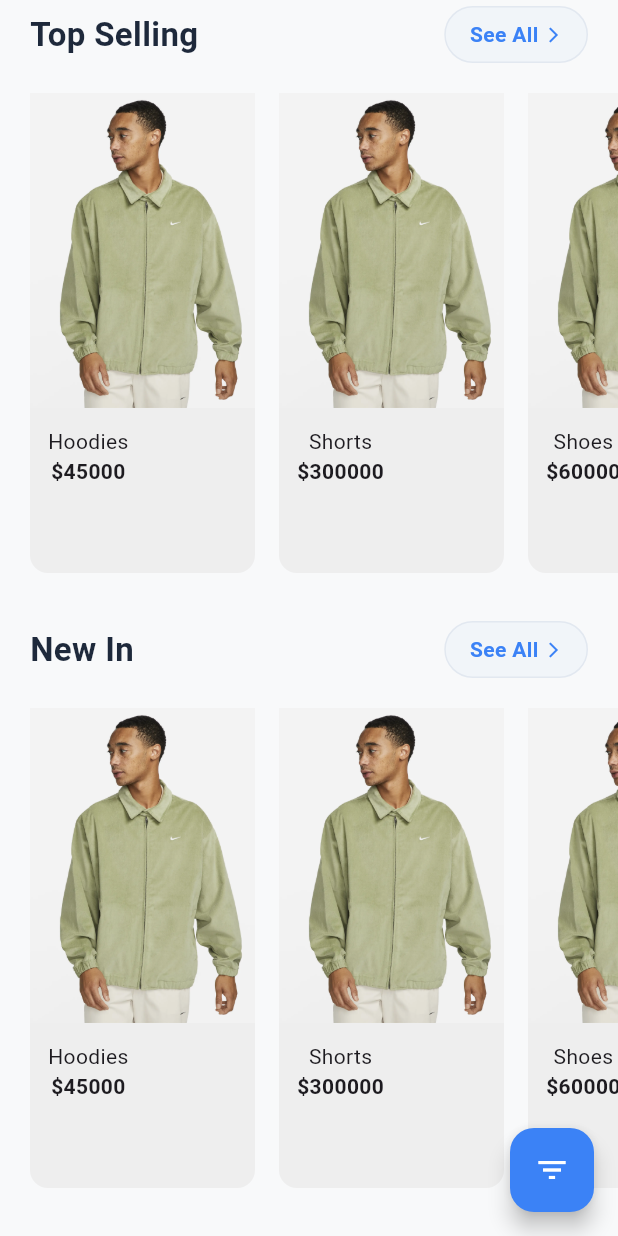
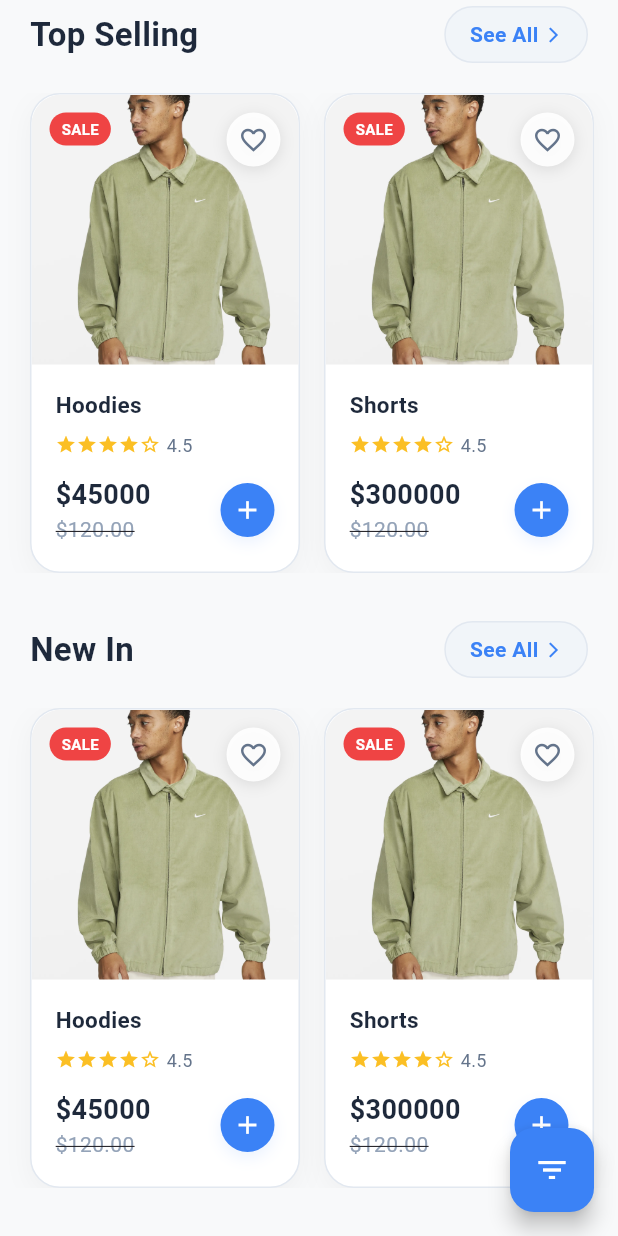
Before and after one commit to rijanThapa/flutter, a Flutter app: the Homepage screen opened directly, scrolled down 546 dp, on a phone screen of 412 x 824 dp. Run offline on Flutter 3.47's test engine with Material 3 defaults, Android fonts, the phone set to English and light mode, and no system bars; our stand-ins replace dio; network calls fail.

Commit message:
feat: provider

```diff
--- a/lib/widgets/product_card.dart
+++ b/lib/widgets/product_card.dart
@@ -1,6 +1,5 @@
 import 'package:flutter/material.dart';
 import 'package:flutter_application_1/models/product.model.dart';
-
 
 class ProductCard extends StatelessWidget {
   final ProductModel product;
@@ -10,33 +9,179 @@ class ProductCard extends StatelessWidget {
   @override
   Widget build(BuildContext context) {
     return Container(
-      height: 280,
-      width: 150,
+      width: 180,
       decoration: BoxDecoration(
-        color: Colors.grey.shade200,
-        borderRadius: BorderRadius.circular(12),
+        color: Colors.white,
+        borderRadius: BorderRadius.circular(20),
+        boxShadow: const [
+          BoxShadow(
+            color: Color(0x0A000000),
+            blurRadius: 15,
+            offset: Offset(0, 5),
+          ),
+        ],
+        border: Border.all(color: const Color(0xFFE2E8F0), width: 1),
       ),
       child: Column(
         crossAxisAlignment: CrossAxisAlignment.start,
         children: [
-          Image.asset(product.image, fit: BoxFit.cover, height: 210),
+          // Product Image with Favorite Button
+          Stack(
+            children: [
+              Container(
+                height: 180,
+                width: double.infinity,
+                decoration: const BoxDecoration(
+                  borderRadius: BorderRadius.only(
+                    topLeft: Radius.circular(20),
+                    topRight: Radius.circular(20),
+                  ),
+                ),
+                child: ClipRRect(
+                  borderRadius: const BorderRadius.only(
+                    topLeft: Radius.circular(20),
+                    topRight: Radius.circular(20),
+                  ),
+                  child: Image.asset(product.image, fit: BoxFit.cover),
+                ),
+              ),
+              // Favorite Button
+              Positioned(
+                top: 12,
+                right: 12,
+                child: Container(
+                  width: 36,
+                  height: 36,
+                  decoration: BoxDecoration(
+                    color: Colors.white.withOpacity(0.9),
+                    borderRadius: BorderRadius.circular(18),
+                    boxShadow: const [
+                      BoxShadow(
+                        color: Color(0x1A000000),
+                        blurRadius: 8,
+                        offset: Offset(0, 2),
+                      ),
+                    ],
+                  ),
+                  child: const Icon(
+                    Icons.favorite_outline,
+                    color: Color(0xFF64748B),
+                    size: 20,
+                  ),
+                ),
+              ),
+              // Sale Badge (optional)
+              Positioned(
+                top: 12,
+                left: 12,
+                child: Container(
+                  padding: const EdgeInsets.symmetric(
+                    horizontal: 8,
+                    vertical: 4,
+                  ),
+                  decoration: BoxDecoration(
+                    color: const Color(0xFFEF4444),
+                    borderRadius: BorderRadius.circular(12),
+                  ),
+                  child: const Text(
+                    "SALE",
+                    style: TextStyle(
+                      color: Colors.white,
+                      fontSize: 10,
+                      fontWeight: FontWeight.w700,
+                    ),
+                  ),
+                ),
+              ),
+            ],
+          ),
+
+          // Product Details
           Padding(
-            padding: const EdgeInsets.all(12.0),
+            padding: const EdgeInsets.all(16.0),
             child: Column(
+              crossAxisAlignment: CrossAxisAlignment.start,
               children: [
                 Text(
                   product.label,
                   style: const TextStyle(
-                    fontSize: 14,
-                    fontWeight: FontWeight.w400,
+                    fontSize: 15,
+                    fontWeight: FontWeight.w600,
+                    color: Color(0xFF1E293B),
                   ),
+                  maxLines: 2,
+                  overflow: TextOverflow.ellipsis,
                 ),
-                Text(
-                  product.price,
-                  style: const TextStyle(
-                    fontSize: 14,
-                    fontWeight: FontWeight.w700,
-                  ),
+                const SizedBox(height: 8),
+
+                // Rating Stars
+                Row(
+                  children: [
+                    ...List.generate(
+                      5,
+                      (index) => Icon(
+                        index < 4 ? Icons.star : Icons.star_outline,
+                        color: const Color(0xFFFBBF24),
+                        size: 14,
+                      ),
+                    ),
+                    const SizedBox(width: 4),
+                    const Text(
+                      "4.5",
+                      style: TextStyle(fontSize: 12, color: Color(0xFF64748B)),
+                    ),
+                  ],
+                ),
+
+                const SizedBox(height: 12),
+
+                // Price Row
+                Row(
+                  mainAxisAlignment: MainAxisAlignment.spaceBetween,
+                  children: [
+                    Column(
+                      crossAxisAlignment: CrossAxisAlignment.start,
+                      children: [
+                        Text(
+                          product.price,
+                          style: const TextStyle(
+                            fontSize: 18,
+                            fontWeight: FontWeight.w700,
+                            color: Color(0xFF1E293B),
+                          ),
+                        ),
+                        const Text(
+                          "\$120.00",
+                          style: TextStyle(
+                            fontSize: 14,
+                            fontWeight: FontWeight.w400,
+                            color: Color(0xFF94A3B8),
+                            decoration: TextDecoration.lineThrough,
+                          ),
+                        ),
+                      ],
+                    ),
+                    Container(
+                      width: 36,
+                      height: 36,
+                      decoration: BoxDecoration(
+                        color: const Color(0xFF3B82F6),
+                        borderRadius: BorderRadius.circular(18),
+                        boxShadow: const [
+                          BoxShadow(
+                            color: Color(0x1A3B82F6),
+                            blurRadius: 8,
+                            offset: Offset(0, 4),
+                          ),
+                        ],
+                      ),
+                      child: const Icon(
+                        Icons.add,
+                        color: Colors.white,
+                        size: 20,
+                      ),
+                    ),
+                  ],
                 ),
               ],
             ),
```
